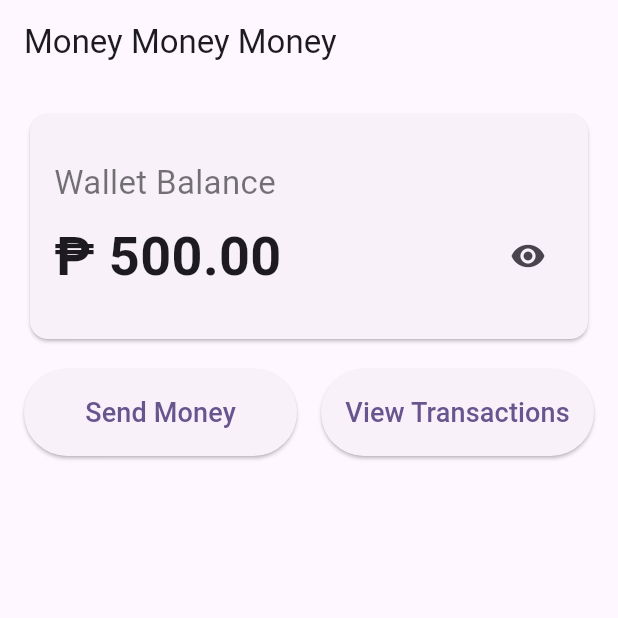
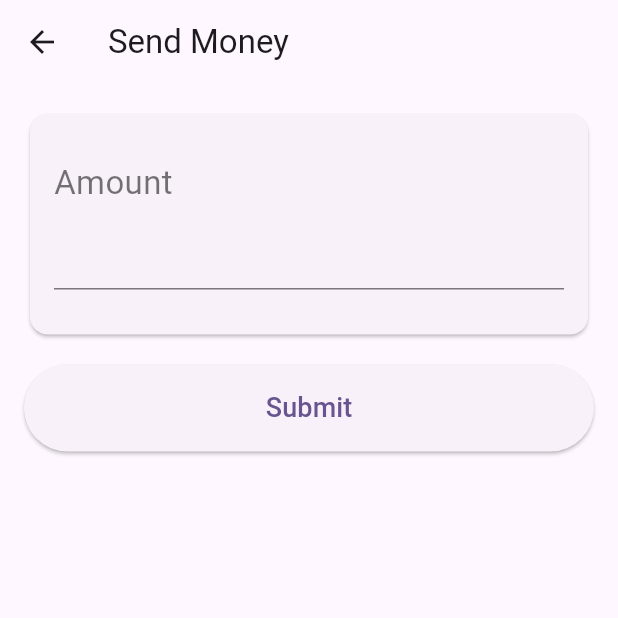
Before and after one commit to mengmengmengmeng/moneymoneymoney, a Flutter app: the HomeScreen screen opened directly, after a tap on "Send Money", on a phone screen of 412 x 824 dp, the top half of it. Run offline on Flutter 3.47's test engine with Material 3 defaults, Android fonts, the phone set to English and light mode, and no system bars.

Commit message:
Added TextInputType decimal to amount textfield and InputDecoration of Peso

```diff
--- a/lib/home_screen.dart
+++ b/lib/home_screen.dart
@@ -1,4 +1,5 @@
 import 'package:flutter/material.dart';
+import 'package:moneymoneymoney/send_money_screen.dart';
 
 class HomeScreen extends StatefulWidget {
   const HomeScreen({super.key});
@@ -79,6 +80,12 @@ class _HomeScreenState extends State<HomeScreen> {
                     ),
                     onPressed: () {
                       debugPrint('ASDASDASDASD Send money');
+                      Navigator.push(
+                        context,
+                        MaterialPageRoute(
+                          builder: (context) => const SendMoneyScreen(),
+                        ),
+                      );
                     },
                     child: const Text(
                       'Send Money',
@@ -89,7 +96,7 @@ class _HomeScreenState extends State<HomeScreen> {
                 const SizedBox(width: 16.0),
                 Expanded(
                   child: ElevatedButton(
-                    style: OutlinedButton.styleFrom(
+                    style: ElevatedButton.styleFrom(
                       padding: const EdgeInsets.symmetric(vertical: 16),
                     ),
                     onPressed: () {
--- /dev/null
+++ b/lib/send_money_screen.dart
@@ -0,0 +1,79 @@
+import 'package:flutter/material.dart';
+
+class SendMoneyScreen extends StatefulWidget {
+  const SendMoneyScreen({super.key});
+
+  @override
+  State<SendMoneyScreen> createState() => _SendMoneyScreenState();
+}
+
+class _SendMoneyScreenState extends State<SendMoneyScreen> {
+  late final TextEditingController _amountController;
+
+  @override
+  void initState() {
+    super.initState();
+    _amountController = TextEditingController();
+  }
+
+  @override
+  void dispose() {
+    _amountController.dispose();
+    super.dispose();
+  }
+
+  @override
+  Widget build(BuildContext context) {
+    return Scaffold(
+      appBar: AppBar(title: const Text('Send Money')),
+      body: Column(
+        children: [
+          Padding(
+            padding: const EdgeInsets.all(16.0),
+            child: Column(
+              crossAxisAlignment: CrossAxisAlignment.stretch,
+              mainAxisAlignment: MainAxisAlignment.start,
+              children: [
+                Card(
+                  child: Padding(
+                    padding: const EdgeInsets.symmetric(
+                      vertical: 30.0,
+                      horizontal: 16.0,
+                    ),
+                    child: Column(
+                      crossAxisAlignment: CrossAxisAlignment.stretch,
+                      children: [
+                        const Text(
+                          'Amount',
+                          style: TextStyle(fontSize: 22, color: Colors.black54),
+                        ),
+                        const SizedBox(height: 8),
+                        TextField(
+                          controller: _amountController,
+                          keyboardType: const TextInputType.numberWithOptions(
+                            decimal: true,
+                          ),
+                          decoration: const InputDecoration(prefixText: '₱ '),
+                        ),
+                      ],
+                    ),
+                  ),
+                ),
+                const SizedBox(height: 16.0),
+                ElevatedButton(
+                  style: ElevatedButton.styleFrom(
+                    padding: const EdgeInsets.symmetric(vertical: 16),
+                  ),
+                  onPressed: () {
+                    debugPrint('ASDASDASDASD ${_amountController.text}');
+                  },
+                  child: const Text('Submit', style: TextStyle(fontSize: 18)),
+                ),
+              ],
+            ),
+          ),
+        ],
+      ),
+    );
+  }
+}
```
